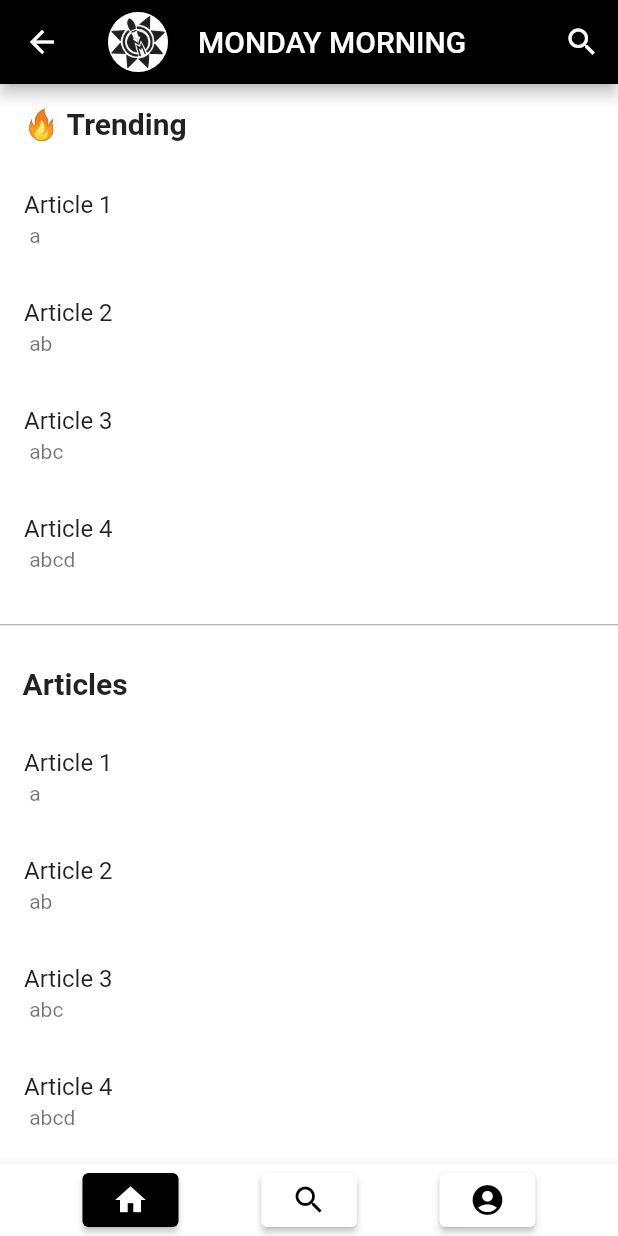
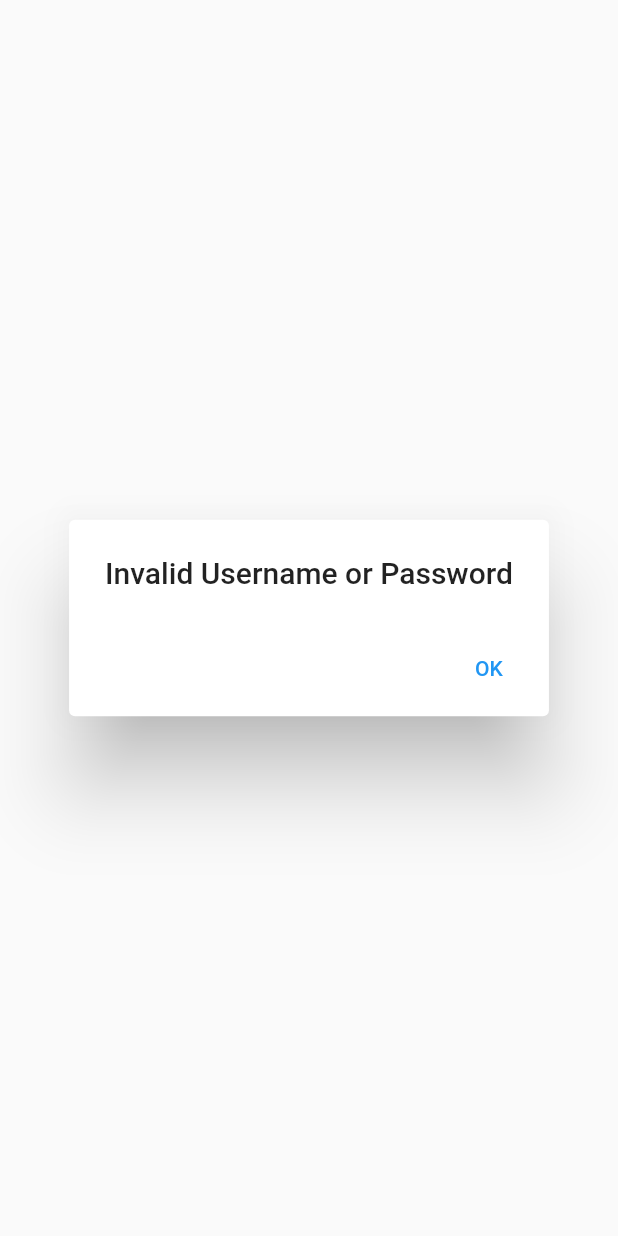
Before and after one commit to PeeyushDas/MM-SummerTask-2023-App, a Flutter app: the search screen opened directly, item 3 of the bottom bar chosen, after a tap on "Login", on a phone screen of 412 x 824 dp. Run offline on Flutter 3.47's test engine with Material 2 defaults, Android fonts, the phone set to English and light mode, and no system bars.

Commit message:
admin page

```diff
--- /dev/null
+++ b/lib/components/auth.dart
@@ -0,0 +1,36 @@
+import 'package:flutter/material.dart';
+import 'package:mm_summertask_2023_app/page/admin.dart';
+import 'package:mm_summertask_2023_app/page/admin2.dart';
+
+class Auth extends StatelessWidget {
+  var usr;
+  var pass;
+  Auth(this.usr, this.pass);
+
+  @override
+  Widget build(BuildContext context) {
+    if (usr == 'admin' && pass == 'admin123') {
+      return admin2();
+    } else {
+      return Scaffold(
+        body: AlertDialog(
+          title: const Text("Invalid Username or Password"),
+          actions: [
+            TextButton(
+                onPressed: () {
+                  Navigator.pushReplacement(
+                    context,
+                    PageRouteBuilder(
+                      pageBuilder: (context, animation1, animation2) => admin(),
+                      transitionDuration: Duration.zero,
+                      reverseTransitionDuration: Duration.zero,
+                    ),
+                  );
+                },
+                child: const Text("OK"))
+          ],
+        ),
+      );
+    }
+  }
+}
--- a/lib/components/txtfield.dart
+++ /dev/null
@@ -1,56 +0,0 @@
-import 'package:flutter/material.dart';
-
-class Txtf extends StatefulWidget {
-  @override
-  State<Txtf> createState() => _TxtfState();
-}
-
-class _TxtfState extends State<Txtf> {
-  @override
-  Widget build(BuildContext context) {
-    return Padding(
-      padding: const EdgeInsets.fromLTRB(12, 0, 12, 0),
-      child: TextField(
-        decoration: InputDecoration(
-          filled: true,
-          fillColor: const Color.fromARGB(179, 216, 213, 213),
-          border: OutlineInputBorder(
-            borderRadius: BorderRadius.circular(25),
-            borderSide: BorderSide.none,
-          ),
-          hintText: 'Username',
-          suffixIcon: const Icon(Icons.person),
-        ),
-      ),
-    );
-  }
-}
-
-class Txtf2 extends StatefulWidget {
-  const Txtf2({super.key});
-
-  @override
-  State<Txtf2> createState() => _Txtf2State();
-}
-
-class _Txtf2State extends State<Txtf2> {
-  @override
-  Widget build(BuildContext context) {
-    return Padding(
-      padding: const EdgeInsets.fromLTRB(12, 0, 12, 0),
-      child: TextField(
-        obscureText: true,
-        decoration: InputDecoration(
-          filled: true,
-          fillColor: const Color.fromARGB(179, 216, 213, 213),
-          border: OutlineInputBorder(
-            borderRadius: BorderRadius.circular(25),
-            borderSide: BorderSide.none,
-          ),
-          hintText: 'Password',
-          suffixIcon: const Icon(Icons.person),
-        ),
-      ),
-    );
-  }
-}
--- a/lib/page/admin.dart
+++ b/lib/page/admin.dart
@@ -1,26 +1,24 @@
 import 'package:flutter/material.dart';
+import 'package:mm_summertask_2023_app/components/auth.dart';
 import 'package:mm_summertask_2023_app/components/btbar.dart';
-import 'package:mm_summertask_2023_app/components/txtfield.dart';
-import 'package:mm_summertask_2023_app/page/home.dart';
-
-import 'article.dart';
 
 class admin extends StatefulWidget {
-  const admin({Key? key}) : super(key: key);
-
   @override
   State<admin> createState() => _adminState();
 }
 
 class _adminState extends State<admin> {
+  var cont = TextEditingController();
+  var pass = TextEditingController();
+
   @override
   Widget build(BuildContext context) {
     return Scaffold(
       backgroundColor: Colors.white,
       appBar: AppBar(
         backgroundColor: Colors.black,
-        title: Row(
-          children: const [
+        title: const Row(
+          children: [
             CircleAvatar(
               backgroundImage: AssetImage('lib/assests/mm.png'),
             ),
@@ -46,11 +44,42 @@ class _adminState extends State<admin> {
               const SizedBox(
                 height: 25,
               ),
-              Txtf(),
+              Padding(
+                padding: const EdgeInsets.fromLTRB(12, 0, 12, 0),
+                child: TextField(
+                  controller: cont,
+                  decoration: InputDecoration(
+                    filled: true,
+                    fillColor: const Color.fromARGB(179, 216, 213, 213),
+                    border: OutlineInputBorder(
+                      borderRadius: BorderRadius.circular(25),
+                      borderSide: BorderSide.none,
+                    ),
+                    hintText: 'Username',
+                    suffixIcon: const Icon(Icons.person),
+                  ),
+                ),
+              ),
               const SizedBox(
                 height: 15,
               ),
-              Txtf2(),
+              Padding(
+                padding: const EdgeInsets.fromLTRB(12, 0, 12, 0),
+                child: TextField(
+                  controller: pass,
+                  obscureText: true,
+                  decoration: InputDecoration(
+                    filled: true,
+                    fillColor: const Color.fromARGB(179, 216, 213, 213),
+                    border: OutlineInputBorder(
+                      borderRadius: BorderRadius.circular(25),
+                      borderSide: BorderSide.none,
+                    ),
+                    hintText: 'Password',
+                    suffixIcon: const Icon(Icons.lock),
+                  ),
+                ),
+              ),
               const SizedBox(
                 height: 25,
               ),
@@ -63,7 +92,7 @@ class _adminState extends State<admin> {
                         context,
                         PageRouteBuilder(
                           pageBuilder: (context, animation1, animation2) =>
-                              const MM(),
+                              Auth(cont.text.toString(), pass.text.toString()),
                           transitionDuration: Duration.zero,
                           reverseTransitionDuration: Duration.zero,
                         ),
--- a/lib/page/home.dart
+++ b/lib/page/home.dart
@@ -17,8 +17,8 @@ class _MMState extends State<MM> {
       backgroundColor: Colors.white,
       appBar: AppBar(
         backgroundColor: Colors.black,
-        title: Row(
-          children: const [
+        title: const Row(
+          children: [
             CircleAvatar(
               backgroundImage: AssetImage('lib/assests/mm.png'),
             ),
--- a/lib/page/search.dart
+++ b/lib/page/search.dart
@@ -16,8 +16,8 @@ class _searchState extends State<search> {
       backgroundColor: Colors.white,
       appBar: AppBar(
         backgroundColor: Colors.black,
-        title: Row(
-          children: const [
+        title: const Row(
+          children: [
             CircleAvatar(
               backgroundImage: AssetImage('lib/assests/mm.png'),
             ),
```
Also changed, not shown: lib/components/btbar.dart (+4 -106 lines), lib/list.dart (+9 -0 lines), lib/page/admin2.dart (added, +123 -0 lines), lib/page/article.dart (+37 -9 lines), pubspec.lock, 1 other file.
